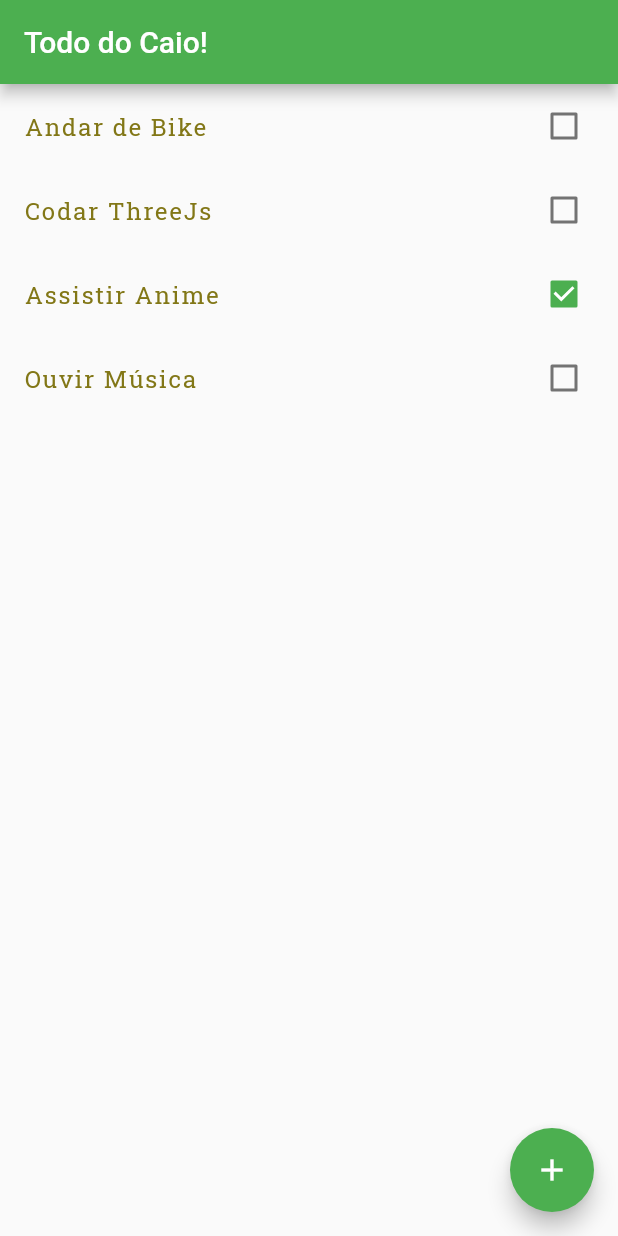
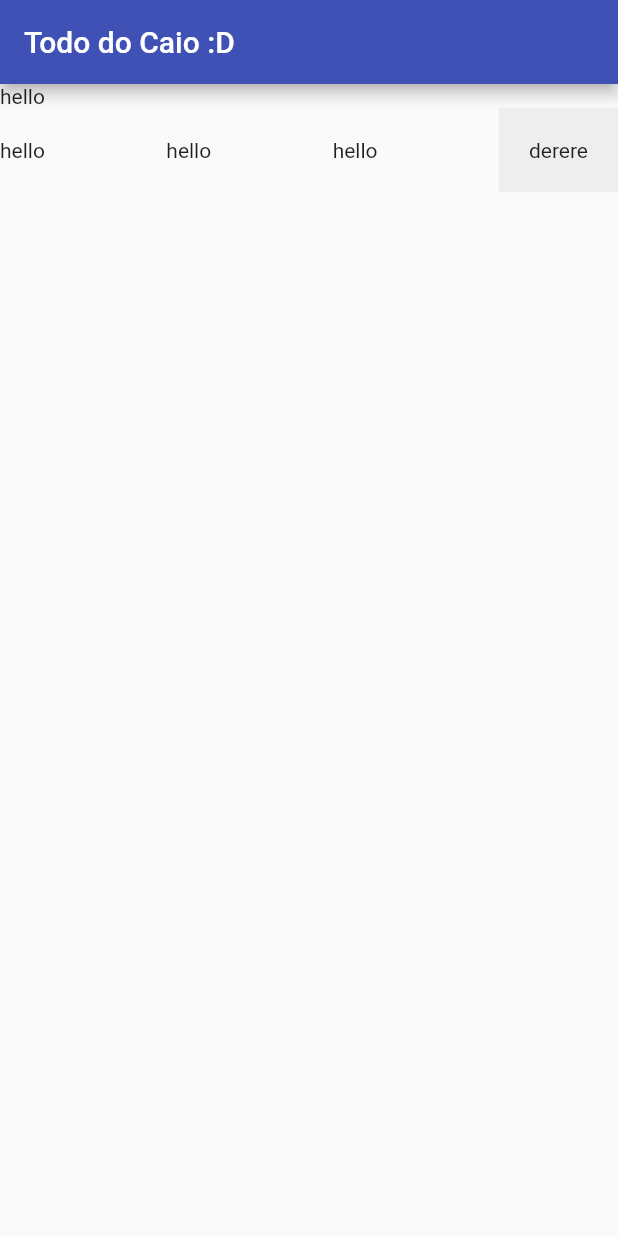
Before and after one commit to AmandaCleto/flutter--todo-list--front, a Flutter app: the screen it shows after launch, on a phone screen of 412 x 824 dp. Run offline on Flutter 3.47's test engine with Material 2 defaults, Android fonts, the light colour scheme and no system bars.

Commit message:
tested columns and rows

```diff
--- a/lib/main.dart
+++ b/lib/main.dart
@@ -12,7 +12,7 @@ class App extends StatelessWidget {
       title: 'Flutter Teste', //icone da app
       debugShowCheckedModeBanner: false,
       theme: ThemeData(
-        primarySwatch: Colors.green,
+        primarySwatch: Colors.indigo,
       ),
       home: HomePage(),
     );
@@ -33,50 +33,32 @@ class HomePage extends StatefulWidget {
 }
 
 class _HomePageState extends State<HomePage> {
-  int _counter = 0;
-  GlobalKey<ScaffoldState> _key = GlobalKey();
-
-  void _incrementCounter() {
-    setState(() {
-      _counter++;
-    });
-  }
-
   @override
   Widget build(BuildContext context) {
     return Scaffold(
       appBar: AppBar(
-        title: Text('Todo do Caio!'),
+        title: Text('Todo do Caio :D'),
       ),
-      body: ListView.builder(
-        itemCount: widget.todoList.length,
-        itemBuilder: (BuildContext context, int index) {
-          final todo = widget.todoList[index];
-          return CheckboxListTile(
-            title: Text(
-              todo.description,
-              style: TextStyle(
-                fontFamily: 'RobotoSlab',
-                color: Colors.lime[900],
-                fontWeight: FontWeight.w400,
-                fontSize: 16,
-                letterSpacing: 1.2,
-              ),
-            ),
-            key: Key(todo.description),
-            value: todo.checked,
-            onChanged: (value) {
-              setState(() {
-                todo.checked = value;
-              });
-            },
-          );
-        },
-      ),
-      floatingActionButton: FloatingActionButton(
-        onPressed: _incrementCounter,
-        tooltip: 'Increment',
-        child: Icon(Icons.add),
+      body: Column(
+        mainAxisAlignment: MainAxisAlignment.start,
+        crossAxisAlignment: CrossAxisAlignment.start,
+        children: <Widget>[
+          Text('hello'),
+          Row(
+            mainAxisAlignment: MainAxisAlignment.spaceBetween,
+            crossAxisAlignment: CrossAxisAlignment.center,
+            children: <Widget>[
+              Text('hello'),
+              Text('hello'),
+              Text('hello'),
+              Container(
+                color: Colors.grey[200],
+                padding: EdgeInsets.all(20.0),
+                child: Text('derere'),
+              )
+            ],
+          ),
+        ],
       ),
     );
   }
@@ -89,40 +71,28 @@ class Todo {
   Todo({this.description = '', this.checked = false});
 }
 
-Widget titleSection = Container(
-  padding: const EdgeInsets.all(32),
-  child: Row(
-    children: [
-      Expanded(
-        /*1*/
-        child: Column(
-          crossAxisAlignment: CrossAxisAlignment.start,
-          children: [
-            /*2*/
-            Container(
-              padding: const EdgeInsets.only(bottom: 8),
-              child: const Text(
-                'Oeschinen Lake Campground',
-                style: TextStyle(
-                  fontWeight: FontWeight.bold,
-                ),
-              ),
-            ),
-            Text(
-              'Kandersteg, Switzerland',
-              style: TextStyle(
-                color: Colors.grey[500],
-              ),
-            ),
-          ],
-        ),
-      ),
-      /*3*/
-      Icon(
-        Icons.star,
-        color: Colors.red[500],
-      ),
-      const Text('41'),
-    ],
-  ),
-);
+
+// ListView.builder(
+//         itemCount: widget.todoList.length,
+//         itemBuilder: (BuildContext context, int index) {
+//           final todo = widget.todoList[index];
+//           return CheckboxListTile(
+//             title: Text(
+//               todo.description,
+//               style: TextStyle(
+//                 fontFamily: 'RobotoSlab',
+//                 color: Colors.lime[900],
+//                 fontWeight: FontWeight.w400,
+//                 fontSize: 16,
+//                 letterSpacing: 1.2,
+//               ),
+//             ),
+//             key: Key(todo.description),
+//             value: todo.checked,
+//             onChanged: (value) {
+//               setState(() {
+//                 todo.checked = value;
+//               });
+//             },
+//           );
+//         },
```
